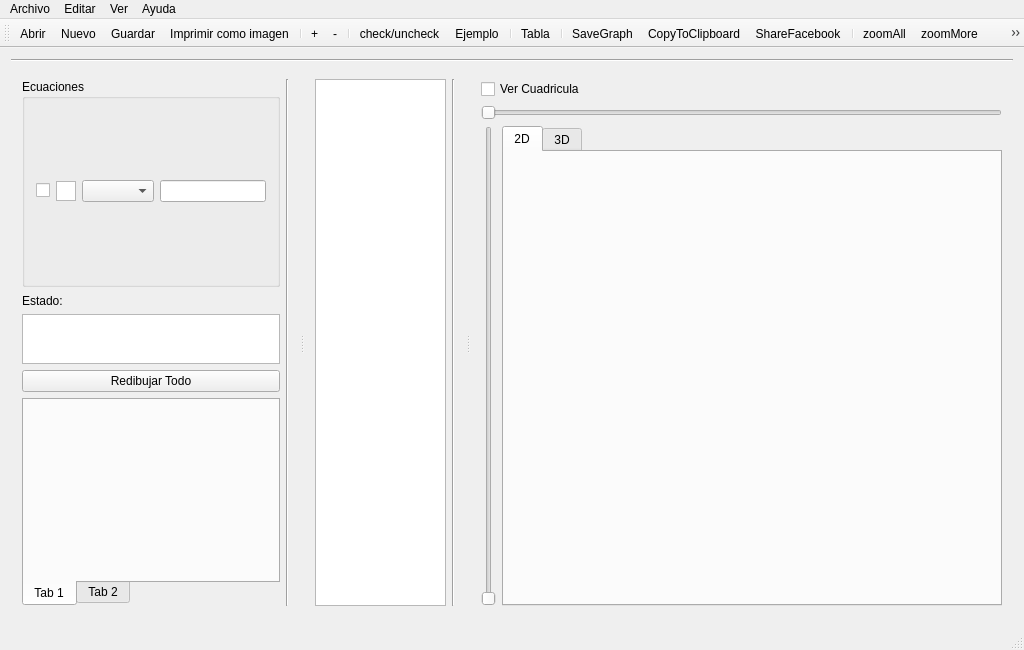
Qt form mainwindow.ui (JairFrancesco/easyGraph) before a commit.
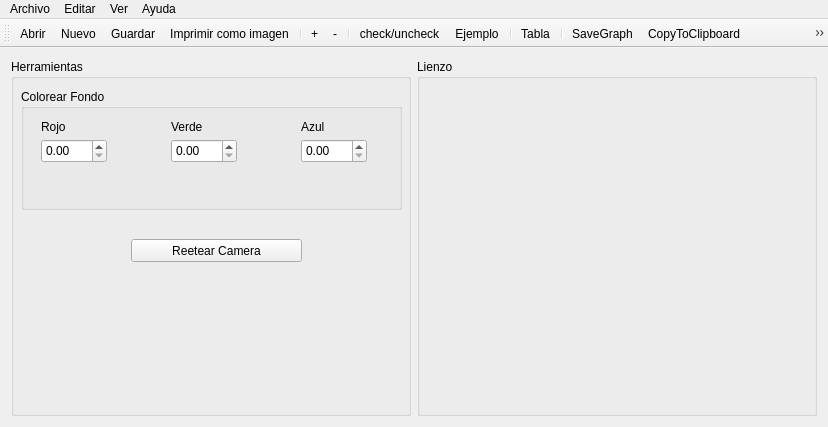
The same form after that commit. Icons and pictures are not drawn. Custom widgets are drawn as their Qt base class.

Commit message:
Testing Slots - Add Background Color Button
Agrego spinbox para editar color de fondo en el lienzo

```diff
--- a/mainwindow.ui
+++ b/mainwindow.ui
@@ -6,307 +6,152 @@
    <rect>
     <x>0</x>
     <y>0</y>
-    <width>1024</width>
-    <height>650</height>
+    <width>828</width>
+    <height>427</height>
    </rect>
   </property>
   <property name="windowTitle">
    <string>easyGraph - OAD</string>
   </property>
   <widget class="QWidget" name="centralWidget">
-   <layout class="QVBoxLayout" name="verticalLayout">
-    <item>
-     <widget class="Line" name="line">
-      <property name="enabled">
-       <bool>true</bool>
+   <layout class="QGridLayout" name="gridLayout">
+    <item row="0" column="1">
+     <widget class="QGroupBox" name="groupBox_2">
+      <property name="title">
+       <string>Lienzo</string>
       </property>
-      <property name="orientation">
-       <enum>Qt::Horizontal</enum>
-      </property>
+      <widget class="QVTKWidget" name="qvtkWidget">
+       <property name="geometry">
+        <rect>
+         <x>10</x>
+         <y>30</y>
+         <width>391</width>
+         <height>311</height>
+        </rect>
+       </property>
+      </widget>
+      <zorder>qvtkWidget</zorder>
+      <zorder>groupBox</zorder>
+      <zorder>groupBox</zorder>
      </widget>
     </item>
-    <item>
-     <widget class="QSplitter" name="splitterEquations_Table_Graphs">
-      <property name="orientation">
-       <enum>Qt::Horizontal</enum>
+    <item row="0" column="0">
+     <widget class="QGroupBox" name="groupBox">
+      <property name="title">
+       <string>Herramientas</string>
       </property>
-      <widget class="QWidget" name="layoutWidget">
-       <layout class="QHBoxLayout" name="horizontalEquations">
-        <item>
-         <layout class="QVBoxLayout" name="verticalLayoutEquations">
-          <item>
-           <widget class="QGroupBox" name="grpEquations">
-            <property name="sizePolicy">
-             <sizepolicy hsizetype="Expanding" vsizetype="Expanding">
-              <horstretch>0</horstretch>
-              <verstretch>0</verstretch>
-             </sizepolicy>
-            </property>
-            <property name="title">
-             <string>Ecuaciones</string>
-            </property>
-            <property name="flat">
-             <bool>false</bool>
-            </property>
-            <layout class="QVBoxLayout" name="verticalLayout_6">
-             <item>
-              <layout class="QVBoxLayout" name="verticalLayout_2">
-               <item>
-                <layout class="QHBoxLayout" name="horizontalLayout">
-                 <property name="sizeConstraint">
-                  <enum>QLayout::SetDefaultConstraint</enum>
-                 </property>
-                 <item>
-                  <widget class="QCheckBox" name="checkBox">
-                   <property name="text">
-                    <string/>
-                   </property>
-                  </widget>
-                 </item>
-                 <item>
-                  <widget class="QGraphicsView" name="graphicsView">
-                   <property name="minimumSize">
-                    <size>
-                     <width>20</width>
-                     <height>20</height>
-                    </size>
-                   </property>
-                   <property name="maximumSize">
-                    <size>
-                     <width>20</width>
-                     <height>20</height>
-                    </size>
-                   </property>
-                  </widget>
-                 </item>
-                 <item>
-                  <widget class="QComboBox" name="comboBox"/>
-                 </item>
-                 <item>
-                  <widget class="QLineEdit" name="lineEdit"/>
-                 </item>
-                </layout>
-               </item>
-              </layout>
-             </item>
-            </layout>
-           </widget>
-          </item>
-          <item>
-           <layout class="QVBoxLayout" name="verticalLayout_3">
-            <item>
-             <widget class="QLabel" name="lblStatus">
-              <property name="minimumSize">
-               <size>
-                <width>0</width>
-                <height>15</height>
-               </size>
-              </property>
-              <property name="maximumSize">
-               <size>
-                <width>16777215</width>
-                <height>15</height>
-               </size>
-              </property>
-              <property name="text">
-               <string>Estado:</string>
-              </property>
-             </widget>
-            </item>
-            <item>
-             <widget class="QTextEdit" name="txtStatus">
-              <property name="minimumSize">
-               <size>
-                <width>0</width>
-                <height>20</height>
-               </size>
-              </property>
-              <property name="maximumSize">
-               <size>
-                <width>16777215</width>
-                <height>50</height>
-               </size>
-              </property>
-             </widget>
-            </item>
-            <item>
-             <widget class="QPushButton" name="btnRedraw">
-              <property name="text">
-               <string>Redibujar Todo</string>
-              </property>
-             </widget>
-            </item>
-           </layout>
-          </item>
-          <item>
-           <widget class="QTabWidget" name="tabWidget_2">
-            <property name="tabPosition">
-             <enum>QTabWidget::South</enum>
-            </property>
-            <property name="currentIndex">
-             <number>0</number>
-            </property>
-            <widget class="QWidget" name="tab_2">
-             <attribute name="title">
-              <string>Tab 1</string>
-             </attribute>
-            </widget>
-            <widget class="QWidget" name="tab_3">
-             <attribute name="title">
-              <string>Tab 2</string>
-             </attribute>
-            </widget>
-           </widget>
-          </item>
-         </layout>
-        </item>
-        <item>
-         <widget class="Line" name="line_2">
-          <property name="orientation">
-           <enum>Qt::Vertical</enum>
-          </property>
-         </widget>
-        </item>
-       </layout>
+      <widget class="QGroupBox" name="groupBox_3">
+       <property name="geometry">
+        <rect>
+         <x>10</x>
+         <y>30</y>
+         <width>381</width>
+         <height>121</height>
+        </rect>
+       </property>
+       <property name="title">
+        <string>Colorear Fondo</string>
+       </property>
+       <widget class="QDoubleSpinBox" name="doubleSpinBox">
+        <property name="geometry">
+         <rect>
+          <x>20</x>
+          <y>50</y>
+          <width>66</width>
+          <height>24</height>
+         </rect>
+        </property>
+        <property name="maximum">
+         <double>1.000000000000000</double>
+        </property>
+        <property name="singleStep">
+         <double>0.050000000000000</double>
+        </property>
+       </widget>
+       <widget class="QDoubleSpinBox" name="doubleSpinBox_2">
+        <property name="geometry">
+         <rect>
+          <x>150</x>
+          <y>50</y>
+          <width>66</width>
+          <height>24</height>
+         </rect>
+        </property>
+        <property name="maximum">
+         <double>1.000000000000000</double>
+        </property>
+        <property name="singleStep">
+         <double>0.050000000000000</double>
+        </property>
+       </widget>
+       <widget class="QDoubleSpinBox" name="doubleSpinBox_3">
+        <property name="geometry">
+         <rect>
+          <x>280</x>
+          <y>50</y>
+          <width>66</width>
+          <height>24</height>
+         </rect>
+        </property>
+        <property name="maximum">
+         <double>1.000000000000000</double>
+        </property>
+        <property name="singleStep">
+         <double>0.050000000000000</double>
+        </property>
+       </widget>
+       <widget class="QLabel" name="label">
+        <property name="geometry">
+         <rect>
+          <x>20</x>
+          <y>30</y>
+          <width>59</width>
+          <height>15</height>
+         </rect>
+        </property>
+        <property name="text">
+         <string>Rojo</string>
+        </property>
+       </widget>
+       <widget class="QLabel" name="label_2">
+        <property name="geometry">
+         <rect>
+          <x>150</x>
+          <y>30</y>
+          <width>59</width>
+          <height>15</height>
+         </rect>
+        </property>
+        <property name="text">
+         <string>Verde</string>
+        </property>
+       </widget>
+       <widget class="QLabel" name="label_3">
+        <property name="geometry">
+         <rect>
+          <x>280</x>
+          <y>30</y>
+          <width>59</width>
+          <height>15</height>
+         </rect>
+        </property>
+        <property name="text">
+         <string>Azul</string>
+        </property>
+       </widget>
       </widget>
-      <widget class="QSplitter" name="splitter_Table_Graph">
-       <property name="orientation">
-        <enum>Qt::Horizontal</enum>
+      <widget class="QPushButton" name="pushButton">
+       <property name="geometry">
+        <rect>
+         <x>120</x>
+         <y>180</y>
+         <width>171</width>
+         <height>23</height>
+        </rect>
        </property>
-       <widget class="QWidget" name="layoutWidget">
-        <layout class="QHBoxLayout" name="horizontalLayoutTable">
-         <item>
-          <widget class="QTableWidget" name="tableWidget">
-           <property name="minimumSize">
-            <size>
-             <width>125</width>
-             <height>0</height>
-            </size>
-           </property>
-           <property name="maximumSize">
-            <size>
-             <width>140</width>
-             <height>16777215</height>
-            </size>
-           </property>
-           <attribute name="horizontalHeaderVisible">
-            <bool>false</bool>
-           </attribute>
-           <attribute name="horizontalHeaderCascadingSectionResizes">
-            <bool>false</bool>
-           </attribute>
-           <attribute name="horizontalHeaderDefaultSectionSize">
-            <number>40</number>
-           </attribute>
-           <attribute name="horizontalHeaderMinimumSectionSize">
-            <number>40</number>
-           </attribute>
-           <attribute name="horizontalHeaderStretchLastSection">
-            <bool>false</bool>
-           </attribute>
-           <attribute name="verticalHeaderVisible">
-            <bool>false</bool>
-           </attribute>
-           <attribute name="verticalHeaderMinimumSectionSize">
-            <number>25</number>
-           </attribute>
-           <attribute name="verticalHeaderStretchLastSection">
-            <bool>false</bool>
-           </attribute>
-           <column>
-            <property name="text">
-             <string>X</string>
-            </property>
-           </column>
-           <column>
-            <property name="text">
-             <string>Y</string>
-            </property>
-           </column>
-           <column>
-            <property name="text">
-             <string>Z</string>
-            </property>
-           </column>
-          </widget>
-         </item>
-         <item>
-          <widget class="Line" name="line_3">
-           <property name="orientation">
-            <enum>Qt::Vertical</enum>
-           </property>
-          </widget>
-         </item>
-        </layout>
-       </widget>
-       <widget class="QWidget" name="layoutWidget">
-        <layout class="QVBoxLayout" name="verticalLayoutGraph">
-         <item>
-          <layout class="QVBoxLayout" name="verticalLayout_4">
-           <item>
-            <widget class="QCheckBox" name="chkGrid">
-             <property name="text">
-              <string>Ver Cuadricula</string>
-             </property>
-            </widget>
-           </item>
-           <item>
-            <widget class="QSlider" name="horizontalSlider">
-             <property name="orientation">
-              <enum>Qt::Horizontal</enum>
-             </property>
-            </widget>
-           </item>
-          </layout>
-         </item>
-         <item>
-          <layout class="QHBoxLayout" name="horizontalLayout_5">
-           <item>
-            <widget class="QSlider" name="verticalSlider">
-             <property name="orientation">
-              <enum>Qt::Vertical</enum>
-             </property>
-            </widget>
-           </item>
-           <item>
-            <widget class="QTabWidget" name="tabGraphics">
-             <property name="minimumSize">
-              <size>
-               <width>500</width>
-               <height>0</height>
-              </size>
-             </property>
-             <property name="maximumSize">
-              <size>
-               <width>16777215</width>
-               <height>16777215</height>
-              </size>
-             </property>
-             <property name="currentIndex">
-              <number>0</number>
-             </property>
-             <widget class="QWidget" name="tab2D">
-              <attribute name="title">
-               <string>2D</string>
-              </attribute>
-              <layout class="QVBoxLayout" name="verticalLayout_7">
-               <item>
-                <widget class="QVTKWidget" name="qvtkWidget"/>
-               </item>
-              </layout>
-             </widget>
-             <widget class="QWidget" name="tab3D">
-              <attribute name="title">
-               <string>3D</string>
-              </attribute>
-              <layout class="QVBoxLayout" name="verticalLayout_8"/>
-             </widget>
-            </widget>
-           </item>
-          </layout>
-         </item>
-        </layout>
-       </widget>
+       <property name="text">
+        <string>Reetear Camera</string>
+       </property>
       </widget>
      </widget>
     </item>
@@ -317,7 +162,7 @@
     <rect>
      <x>0</x>
      <y>0</y>
-     <width>1024</width>
+     <width>828</width>
      <height>20</height>
     </rect>
    </property>
@@ -398,7 +243,6 @@
    <addaction name="actionZoomMore"/>
    <addaction name="actionZoomLess"/>
   </widget>
-  <widget class="QStatusBar" name="statusBar"/>
   <action name="actionNuevo">
    <property name="icon">
     <iconset resource="Resources/res.qrc">
```
Left out of the diff: 72 changed lines with no effect on the pictures. The commit also changes 3 other files.
